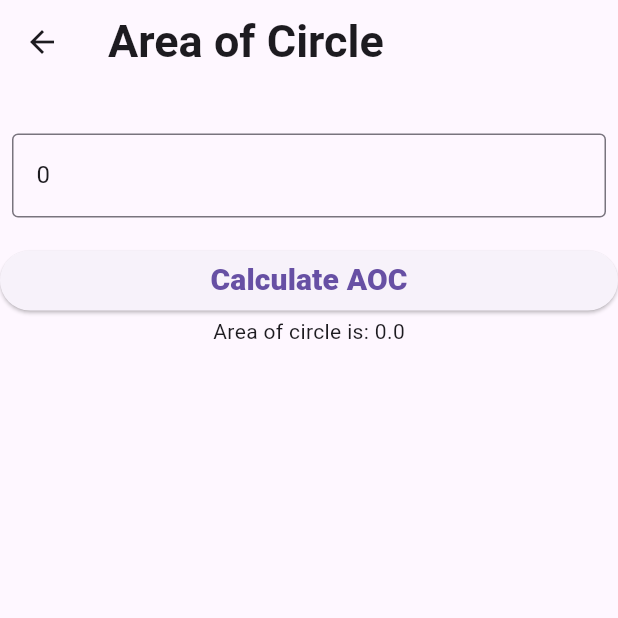
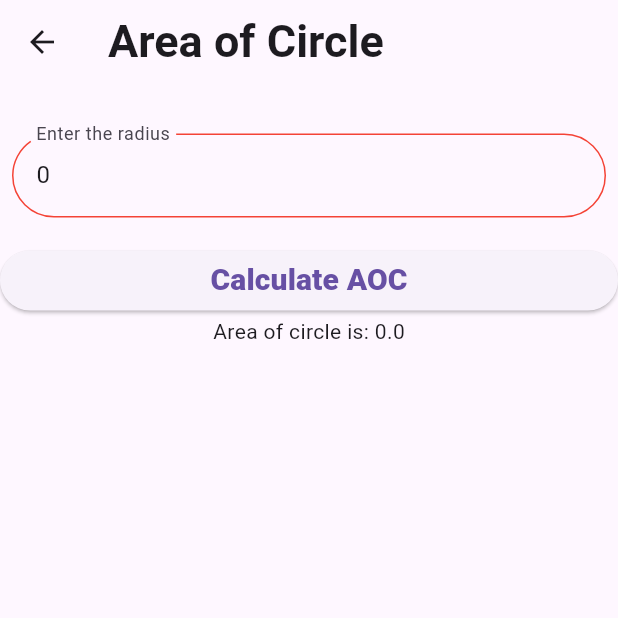
Before and after one commit to Aryanshah010/flutter-fundamentals-35D, a Flutter app: the screen it shows after launch, after a tap on "Area of Circle", on a phone screen of 412 x 824 dp, the top half of it. Run offline on Flutter 3.47's test engine with Material 3 defaults, Android fonts, the phone set to English and light mode, and no system bars.

Commit message:
learn about rich text and flutter layout

```diff
--- a/lib/screens/area_of_circle_screen.dart
+++ b/lib/screens/area_of_circle_screen.dart
@@ -45,8 +45,18 @@ class _AreaOfCircleScreenState extends State<AreaOfCircleScreen> {
                   controller: radiusController,
 
                   decoration: InputDecoration(
-                    border: OutlineInputBorder(),
-                    hintText: "Enter the radius",
+                    border: OutlineInputBorder(
+                      borderRadius: BorderRadius.all(Radius.circular(30.0)),
+                    ),
+                    enabledBorder: OutlineInputBorder(
+                      borderRadius: BorderRadius.all(Radius.circular(30.0)),
+                      borderSide: BorderSide(color: Colors.red),
+                    ),
+                    focusedBorder: OutlineInputBorder(
+                      borderRadius: BorderRadius.all(Radius.circular(30.0)),
+                      borderSide: BorderSide(color: Colors.green),
+                    ),
+                    labelText: "Enter the radius",
                   ),
                   validator: (value) {
                     if (value == null || value.isEmpty) {
--- a/lib/screens/dashboard_screen.dart
+++ b/lib/screens/dashboard_screen.dart
@@ -1,7 +1,9 @@
 import 'package:batch_35d_classwork/screens/area_of_circle_screen.dart';
 import 'package:batch_35d_classwork/screens/arithmetic_screen.dart';
 import 'package:batch_35d_classwork/screens/armstrong_number_screen.dart';
+import 'package:batch_35d_classwork/screens/flutter_layout_screen.dart';
 import 'package:batch_35d_classwork/screens/palindrome_number_screen.dart';
+import 'package:batch_35d_classwork/screens/rich_text_screen.dart';
 import 'package:batch_35d_classwork/screens/simple_interest_screen.dart';
 import 'package:flutter/material.dart';
 
@@ -103,6 +105,38 @@ class DashboardScreen extends StatelessWidget {
                 child: Text("Armstrong Number", style: TextStyle(fontSize: 25)),
               ),
             ),
+            SizedBox(height: 16),
+            SizedBox(
+              width: 400.0,
+              height: 70.0,
+              child: ElevatedButton(
+                onPressed: () {
+                  Navigator.push(
+                    context,
+                    MaterialPageRoute(
+                      builder: (context) => const RichTextScreen(),
+                    ),
+                  );
+                },
+                child: Text("Rich Text", style: TextStyle(fontSize: 25)),
+              ),
+            ),
+            SizedBox(height: 16),
+            SizedBox(
+              width: 400.0,
+              height: 70.0,
+              child: ElevatedButton(
+                onPressed: () {
+                  Navigator.push(
+                    context,
+                    MaterialPageRoute(
+                      builder: (context) => const FlutterLayoutScreen(),
+                    ),
+                  );
+                },
+                child: Text("Flutter Layout", style: TextStyle(fontSize: 25)),
+              ),
+            ),
           ],
         ),
       ),
```
Also changed, not shown: lib/screens/flutter_layout_screen.dart (added, +66 -0 lines), lib/screens/rich_text_screen.dart (added, +50 -0 lines).
